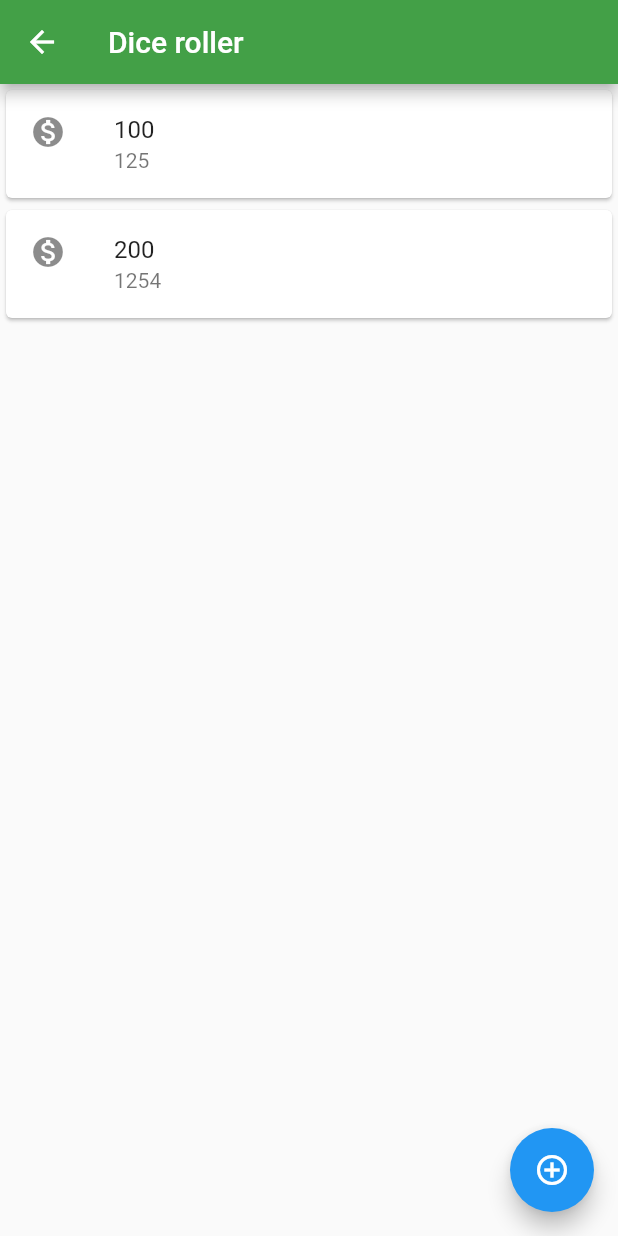
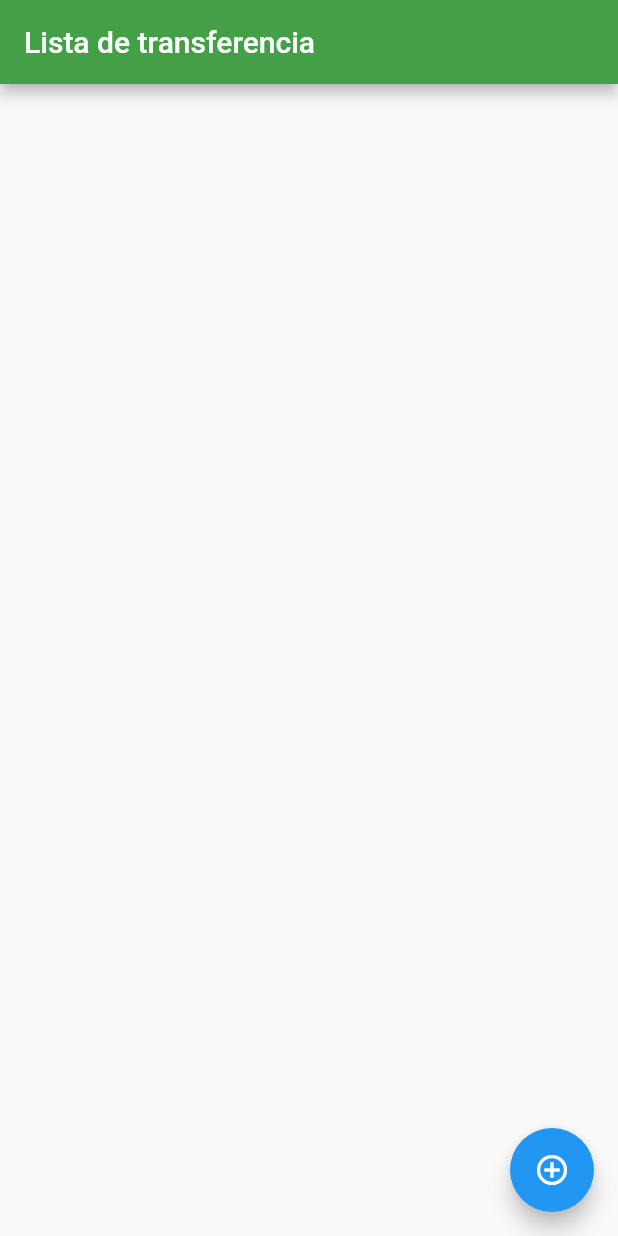
Before and after one commit to Paulohgon/first_app, a Flutter app: the lista_de_tranferencia screen opened directly, on a phone screen of 412 x 824 dp. Run offline on Flutter 3.47's test engine with Material 2 defaults, Android fonts, the phone set to English and light mode, and no system bars.

Commit message:
mais features

```diff
--- a/lib/main.dart
+++ b/lib/main.dart
@@ -6,10 +6,9 @@ void main() => runApp(myApp());
 class myApp extends StatelessWidget {
   @override
   Widget build(BuildContext context) {
-    // TODO: implement build
     return MaterialApp(
       home: Scaffold(
-        body: formulario_transferencia(),
+        body: lista_de_tranferencia(),
       ),
     );
   }
@@ -22,82 +21,129 @@ class formulario_transferencia extends StatelessWidget {
 
   @override
   Widget build(BuildContext context) {
-    // TODO: implement build
     return Scaffold(
       appBar: AppBar(
         title: Text('Criando Tranferência'),
       ),
       body: Column(
         children: <Widget>[
-          Padding(
-            padding: const EdgeInsets.all(32.0),
-            child: TextField(
-              controller: _controladorCampoNumConta,
-              style: TextStyle(fontSize: 24.0),
-              decoration: InputDecoration(
-                labelText: 'Numero da conta',
-                hintText: '0000',
-              ),
-              keyboardType: TextInputType.number,
-            ),
-          ),
-          Padding(
-            padding: const EdgeInsets.all(32.0),
-            child: TextField(
-              controller: _controladorCampoValor,
-              style: TextStyle(fontSize: 24.0),
-              decoration: InputDecoration(
-                labelText: 'Valor',
-                hintText: '0.00',
-                icon: Icon(Icons.monetization_on),
-              ),
-              keyboardType: TextInputType.number,
-            ),
-          ),
+          Editor(_controladorCampoNumConta, '0000', 'Número da conta'),
+          Editor(_controladorCampoValor, '0000', 'Valor'),
           ElevatedButton(
             child: Text('Confirmar'),
-            onPressed: () {},
+            onPressed: () => _criaTranferencia(context),
           ),
         ],
       ),
     );
   }
+
+  void _criaTranferencia(BuildContext context) {
+    final int? conta = int.tryParse(_controladorCampoNumConta.text);
+    final double? valor = double.tryParse(_controladorCampoValor.text);
+    if (conta != null && valor != null) {
+      final transferencia_criada = Transferencia(valor, conta);
+      debugPrint('$transferencia_criada');
+      Navigator.pop(context, transferencia_criada);
+    }
+  }
 }
 
-class lista_de_tranferencia extends StatelessWidget {
+class lista_de_tranferencia extends StatefulWidget {
+  final List<Transferencia> _qtdTranferencia = [];
+
+  @override
+  State<StatefulWidget> createState() {
+    return lista_de_tranferenciaState();
+  }
+}
+
+class lista_de_tranferenciaState extends State<lista_de_tranferencia> {
   @override
   Widget build(BuildContext context) {
     return Scaffold(
-      body: Column(children: <Widget>[
-        transferencia('100', '125'),
-        transferencia('200', '1254'),
-      ]),
-      floatingActionButton: FloatingActionButton(
-        onPressed: () {},
-        child: Icon(Icons.add_circle_outline),
-      ),
       appBar: AppBar(
         backgroundColor: Colors.green[600],
-        title: Text('Dice roller'),
+        title: Text('Lista de transferencia'),
+      ),
+      body: ListView.builder(
+          itemCount: widget._qtdTranferencia.length,
+          itemBuilder: (context, indice) {
+            final tranferencia = widget._qtdTranferencia[indice];
+            return item_transferencia(tranferencia);
+          }),
+      floatingActionButton: FloatingActionButton(
+        onPressed: () {
+          final Future<Transferencia?> future =
+              Navigator.push(context, MaterialPageRoute(builder: (context) {
+            return formulario_transferencia();
+          }));
+          future.then((tranferenciaRecebida) {
+            setState(() {
+              if (tranferenciaRecebida != null) {
+                debugPrint('chegou no then do future');
+                debugPrint('$tranferenciaRecebida');
+                widget._qtdTranferencia.add(tranferenciaRecebida);
+              }
+            });
+          });
+        },
+        child: Icon(Icons.add_circle_outline),
       ),
     );
   }
 }
 
-class transferencia extends StatelessWidget {
-  final String valor;
-  final String numeroConta;
+class item_transferencia extends StatelessWidget {
+  final Transferencia _transferencia;
 
-  transferencia(this.valor, this.numeroConta);
+  item_transferencia(this._transferencia);
 
   @override
   Widget build(BuildContext context) {
     return Card(
       child: ListTile(
         leading: Icon(Icons.monetization_on),
-        title: Text(valor),
-        subtitle: Text(numeroConta),
+        title: Text(_transferencia.valor.toString()),
+        subtitle: Text(_transferencia.numeroConta.toString()),
       ),
     );
   }
 }
+
+class Transferencia {
+  final double valor;
+  final int numeroConta;
+
+  Transferencia(this.valor, this.numeroConta);
+  @override
+  String toString() {
+    return 'Transferencia: valor $valor e numero da conta $numeroConta';
+  }
+}
+
+class Editor extends StatelessWidget {
+  final TextEditingController _controlador;
+  final String _rotulo;
+  final String _dica;
+  final IconData? icone;
+
+  Editor(this._controlador, this._dica, this._rotulo, {this.icone});
+
+  @override
+  Widget build(BuildContext context) {
+    return Padding(
+      padding: const EdgeInsets.all(32.0),
+      child: TextField(
+        controller: _controlador,
+        style: TextStyle(fontSize: 24.0),
+        decoration: InputDecoration(
+          labelText: _rotulo,
+          hintText: _dica,
+          icon: icone != null ? Icon(icone) : null,
+        ),
+        keyboardType: TextInputType.number,
+      ),
+    );
+  }
+}
```
